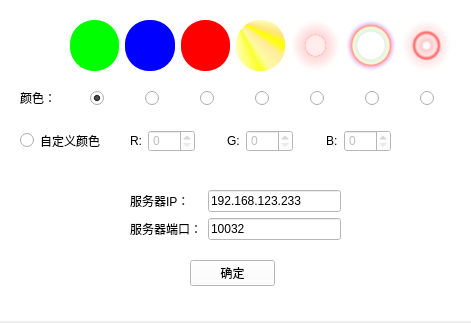
This is client/src/ui/qt_file/LoginWindow_ui.ui in Executioner2/zhuan-zhou as Qt 5 draws it before an edit. The edited form follows.
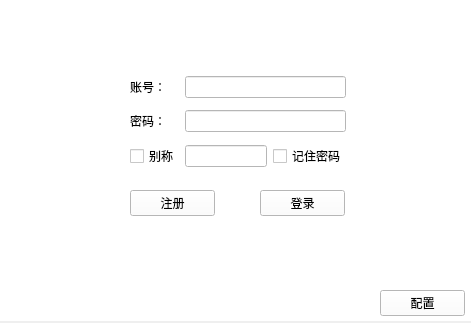
This is the edited form.

What changed in the file:
```diff
--- a/client/src/ui/qt_file/LoginWindow_ui.ui
+++ b/client/src/ui/qt_file/LoginWindow_ui.ui
@@ -47,7 +47,7 @@
     <property name="geometry">
      <rect>
       <x>260</x>
-      <y>200</y>
+      <y>190</y>
       <width>85</width>
       <height>26</height>
      </rect>
@@ -60,26 +60,16 @@
     <property name="geometry">
      <rect>
       <x>130</x>
-      <y>80</y>
+      <y>70</y>
       <width>216</width>
       <height>104</height>
      </rect>
     </property>
     <layout class="QGridLayout" name="gridLayout">
-     <item row="0" column="0">
-      <widget class="QLabel" name="label">
+     <item row="2" column="0">
+      <widget class="QCheckBox" name="crypCheck">
        <property name="text">
-        <string>账号：</string>
-       </property>
-      </widget>
-     </item>
-     <item row="0" column="1">
-      <widget class="QLineEdit" name="usernameLE"/>
-     </item>
-     <item row="1" column="1">
-      <widget class="QLineEdit" name="passwordLE">
-       <property name="echoMode">
-        <enum>QLineEdit::Password</enum>
+        <string>别称</string>
        </property>
       </widget>
      </item>
@@ -90,6 +80,13 @@
        </property>
       </widget>
      </item>
+     <item row="0" column="0">
+      <widget class="QLabel" name="label">
+       <property name="text">
+        <string>账号：</string>
+       </property>
+      </widget>
+     </item>
      <item row="2" column="1">
       <widget class="QLineEdit" name="crypLE">
        <property name="enabled">
@@ -100,13 +97,23 @@
        </property>
       </widget>
      </item>
-     <item row="2" column="0">
-      <widget class="QCheckBox" name="crypCheck">
+     <item row="2" column="2">
+      <widget class="QCheckBox" name="remberPasswordCheck">
        <property name="text">
-        <string>别称</string>
+        <string>记住密码</string>
        </property>
       </widget>
      </item>
+     <item row="1" column="1" colspan="2">
+      <widget class="QLineEdit" name="passwordLE">
+       <property name="echoMode">
+        <enum>QLineEdit::Password</enum>
+       </property>
+      </widget>
+     </item>
+     <item row="0" column="1" colspan="2">
+      <widget class="QLineEdit" name="usernameLE"/>
+     </item>
     </layout>
    </widget>
    <widget class="QPushButton" name="configBtn">
@@ -126,7 +133,7 @@
     <property name="geometry">
      <rect>
       <x>130</x>
-      <y>200</y>
+      <y>190</y>
       <width>85</width>
       <height>26</height>
      </rect>
@@ -638,9 +645,9 @@
     </property>
    </widget>
   </widget>
-  <zorder>loginWidget</zorder>
   <zorder>registerWidget</zorder>
   <zorder>configWidget</zorder>
+  <zorder>loginWidget</zorder>
  </widget>
  <tabstops>
   <tabstop>usernameLE</tabstop>
```
